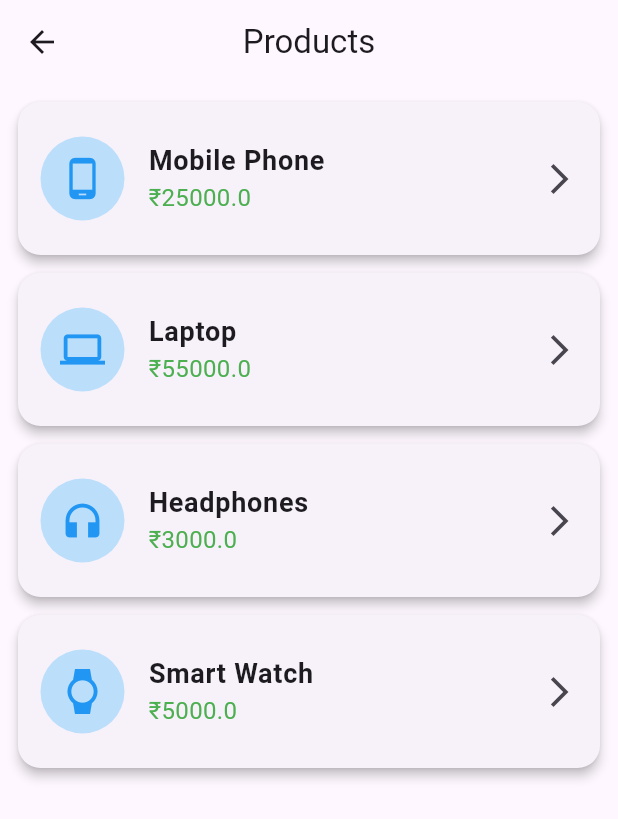
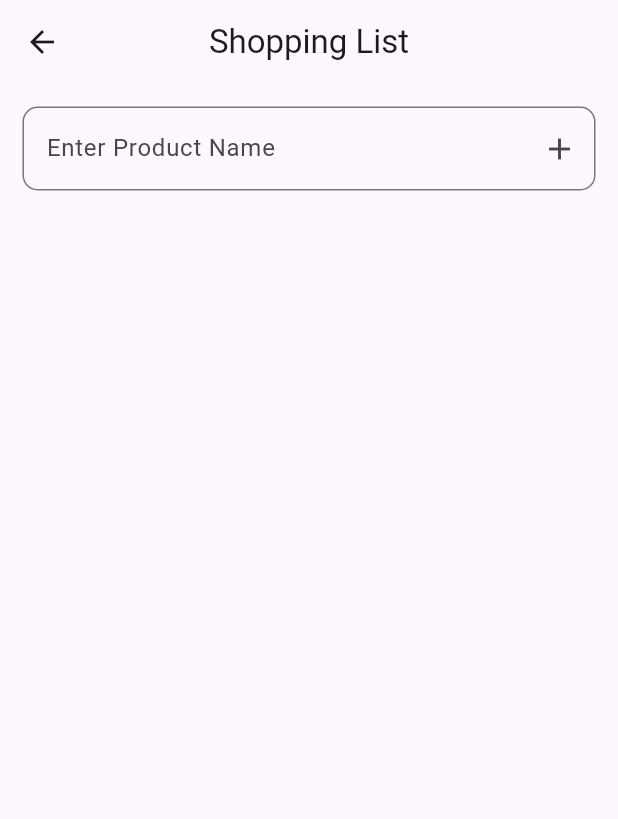
Before and after one commit to Teenz-SK/flutter-product-app, a Flutter app: the ProductsScreen screen opened directly, on a phone screen of 412 x 824 dp. Shown: the top 819 px of the screen. Run offline on Flutter 3.47's test engine with Material 3 defaults, Android fonts, the phone set to English and light mode, and no system bars.

Commit message:
Flutter shopping list app with model class

```diff
--- /dev/null
+++ b/lib/models/shopping_item.dart
@@ -0,0 +1,11 @@
+class ShoppingItem {
+
+  String name;
+  int quantity;
+
+  ShoppingItem({
+    required this.name,
+    this.quantity = 1,
+  });
+
+}
--- a/lib/screens/products_screen.dart
+++ b/lib/screens/products_screen.dart
@@ -1,43 +1,39 @@
 import 'package:flutter/material.dart';
-import '../models/product.dart';
-import 'product_details_screen.dart';
+import '../models/shopping_item.dart';
 
-class ProductsScreen extends StatelessWidget {
+class ProductsScreen extends StatefulWidget {
+  const ProductsScreen({super.key});
 
-  ProductsScreen({super.key});
+  @override
+  State<ProductsScreen> createState() => _ProductsScreenState();
+}
 
-  // Dummy Products List
-  final List<Product> products = [
+class _ProductsScreenState extends State<ProductsScreen> {
 
-    Product(
-      name: "Mobile Phone",
-      price: 25000,
-      description: "High quality smartphone with best performance.",
-      icon: Icons.phone_android,
-    ),
+  // TextField Controller
+  TextEditingController controller = TextEditingController();
 
-    Product(
-      name: "Laptop",
-      price: 55000,
-      description: "Powerful laptop for office and study work.",
-      icon: Icons.laptop,
-    ),
+  // Shopping List
+  List<ShoppingItem> items = [];
 
-    Product(
-      name: "Headphones",
-      price: 3000,
-      description: "Wireless headphones with deep bass sound.",
-      icon: Icons.headphones,
-    ),
+  // Add Item
+  void addItem() {
 
-    Product(
-      name: "Smart Watch",
-      price: 5000,
-      description: "Track your fitness and daily activities.",
-      icon: Icons.watch,
-    ),
+    if(controller.text.isEmpty) return;
 
-  ];
+    setState(() {
+
+      items.add(
+        ShoppingItem(
+          name: controller.text,
+        ),
+      );
+
+      controller.clear();
+
+    });
+
+  }
 
   @override
   Widget build(BuildContext context) {
@@ -45,81 +41,139 @@ class ProductsScreen extends StatelessWidget {
     return Scaffold(
 
       appBar: AppBar(
-        title: const Text("Products"),
+        title: const Text("Shopping List"),
         centerTitle: true,
       ),
 
-      body: SafeArea(
+      body: Padding(
 
-        child: ListView.builder(
+        padding: const EdgeInsets.all(15),
 
-          padding: const EdgeInsets.all(12),
+        child: Column(
 
-          itemCount: products.length,
+          children: [
 
-          itemBuilder: (context,index){
+            // Input Field
+            TextField(
 
-            final product = products[index];
+              controller: controller,
 
-            return Card(
+              decoration: InputDecoration(
 
-              elevation: 3,
+                hintText: "Enter Product Name",
 
-              margin: const EdgeInsets.only(bottom: 12),
+                border: OutlineInputBorder(
+                  borderRadius: BorderRadius.circular(10),
+                ),
 
-              shape: RoundedRectangleBorder(
-                borderRadius: BorderRadius.circular(15),
+                suffixIcon: IconButton(
+                  icon: const Icon(Icons.add),
+                  onPressed: addItem,
+                ),
+
               ),
 
-              child: ListTile(
+              onSubmitted: (value){
+                addItem();
+              },
 
-                contentPadding: const EdgeInsets.all(15),
+            ),
 
-                // Icon
-                leading: CircleAvatar(
+            const SizedBox(height: 20),
 
-                  radius: 28,
+            // List
+            Expanded(
 
-                  backgroundColor: Colors.blue.shade100,
+              child: ListView.builder(
 
-                  child: Icon(
-                    product.icon,
-                    size: 30,
-                    color: Colors.blue,
-                  ),
+                itemCount: items.length,
 
-                ),
+                itemBuilder: (context,index){
 
-                // Product Name
-                title: Text(
-                  product.name,
-                  style: const TextStyle(
-                    fontSize: 18,
-                    fontWeight: FontWeight.bold,
-                  ),
-                ),
+                  return Card(
 
-                // Product Price
-                subtitle: Text(
-                  "₹${product.price}",
-                  style: const TextStyle(
-                    fontSize: 16,
-                    color: Colors.green,
-                  ),
-                ),
+                    margin: const EdgeInsets.only(bottom: 10),
 
-                trailing: const Icon(Icons.arrow_forward_ios),
+                    child: ListTile(
 
-                onTap: () {
+                      title: Text(
+                        items[index].name,
+                        style: const TextStyle(
+                          fontSize: 18,
+                          fontWeight: FontWeight.bold,
+                        ),
+                      ),
 
-                  Navigator.push(
+                      trailing: Row(
 
-                    context,
+                        mainAxisSize: MainAxisSize.min,
 
-                    MaterialPageRoute(
+                        children: [
 
-                      builder: (context) =>
-                          ProductDetailsScreen(product: product),
+                          // Decrease
+                          IconButton(
+
+                            icon: const Icon(Icons.remove),
+
+                            onPressed: (){
+
+                              setState(() {
+
+                                if(items[index].quantity > 1){
+
+                                  items[index].quantity--;
+
+                                }
+
+                              });
+
+                            },
+
+                          ),
+
+                          // Quantity
+                          Text(
+                            items[index].quantity.toString(),
+                            style: const TextStyle(fontSize: 18),
+                          ),
+
+                          // Increase
+                          IconButton(
+
+                            icon: const Icon(Icons.add),
+
+                            onPressed: (){
+
+                              setState(() {
+
+                                items[index].quantity++;
+
+                              });
+
+                            },
+
+                          ),
+
+                          // Delete
+                          IconButton(
+
+                            icon: const Icon(Icons.delete,color: Colors.red),
+
+                            onPressed: (){
+
+                              setState(() {
+
+                                items.removeAt(index);
+
+                              });
+
+                            },
+
+                          ),
+
+                        ],
+
+                      ),
 
                     ),
 
@@ -129,9 +183,9 @@ class ProductsScreen extends StatelessWidget {
 
               ),
 
-            );
+            ),
 
-          },
+          ],
 
         ),
 
```
